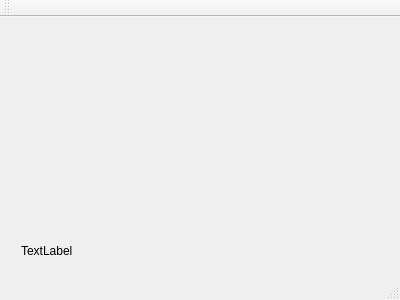
First picture: the form in Chat/Client/MainWindow.ui, repository Krestol/QRpcChat, before the edit.
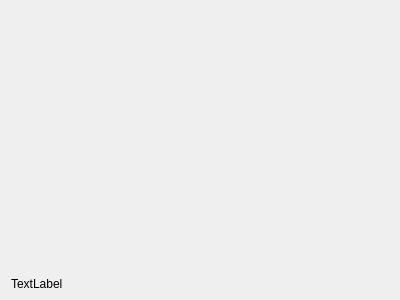
Second picture: the form after the edit.

What changed in the file:
```diff
--- a/Chat/Client/MainWindow.ui
+++ b/Chat/Client/MainWindow.ui
@@ -10,6 +10,24 @@
     <height>300</height>
    </rect>
   </property>
+  <property name="sizePolicy">
+   <sizepolicy hsizetype="Fixed" vsizetype="Fixed">
+    <horstretch>0</horstretch>
+    <verstretch>0</verstretch>
+   </sizepolicy>
+  </property>
+  <property name="minimumSize">
+   <size>
+    <width>400</width>
+    <height>300</height>
+   </size>
+  </property>
+  <property name="maximumSize">
+   <size>
+    <width>400</width>
+    <height>300</height>
+   </size>
+  </property>
   <property name="windowTitle">
    <string>MainWindow</string>
   </property>
@@ -20,29 +38,16 @@
    <widget class="QWidget" name="verticalLayoutWidget">
     <property name="geometry">
      <rect>
-      <x>10</x>
+      <x>0</x>
       <y>0</y>
-      <width>381</width>
-      <height>241</height>
+      <width>391</width>
+      <height>291</height>
      </rect>
     </property>
     <layout class="QVBoxLayout" name="verticalLayout">
      <property name="bottomMargin">
       <number>0</number>
      </property>
-     <item>
-      <spacer name="verticalSpacer_2">
-       <property name="orientation">
-        <enum>Qt::Vertical</enum>
-       </property>
-       <property name="sizeHint" stdset="0">
-        <size>
-         <width>20</width>
-         <height>40</height>
-        </size>
-       </property>
-      </spacer>
-     </item>
      <item>
       <widget class="QStackedWidget" name="stackedWidget">
        <property name="frameShadow">
@@ -53,19 +58,6 @@
        </property>
       </widget>
      </item>
-     <item>
-      <spacer name="verticalSpacer">
-       <property name="orientation">
-        <enum>Qt::Vertical</enum>
-       </property>
-       <property name="sizeHint" stdset="0">
-        <size>
-         <width>20</width>
-         <height>40</height>
-        </size>
-       </property>
-      </spacer>
-     </item>
      <item>
       <widget class="QLabel" name="lblId">
        <property name="text">
@@ -76,25 +68,6 @@
     </layout>
    </widget>
   </widget>
-  <widget class="QMenuBar" name="menuBar">
-   <property name="geometry">
-    <rect>
-     <x>0</x>
-     <y>0</y>
-     <width>400</width>
-     <height>21</height>
-    </rect>
-   </property>
-  </widget>
-  <widget class="QToolBar" name="mainToolBar">
-   <attribute name="toolBarArea">
-    <enum>TopToolBarArea</enum>
-   </attribute>
-   <attribute name="toolBarBreak">
-    <bool>false</bool>
-   </attribute>
-  </widget>
-  <widget class="QStatusBar" name="statusBar"/>
  </widget>
  <layoutdefault spacing="6" margin="11"/>
  <resources/>
```
